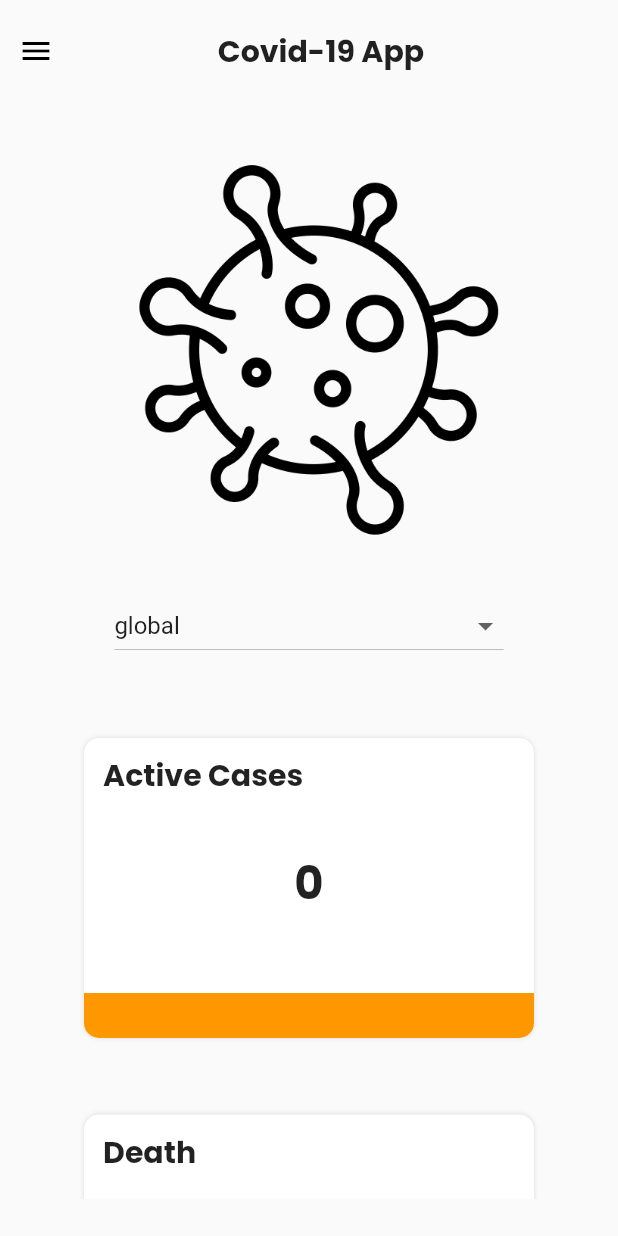
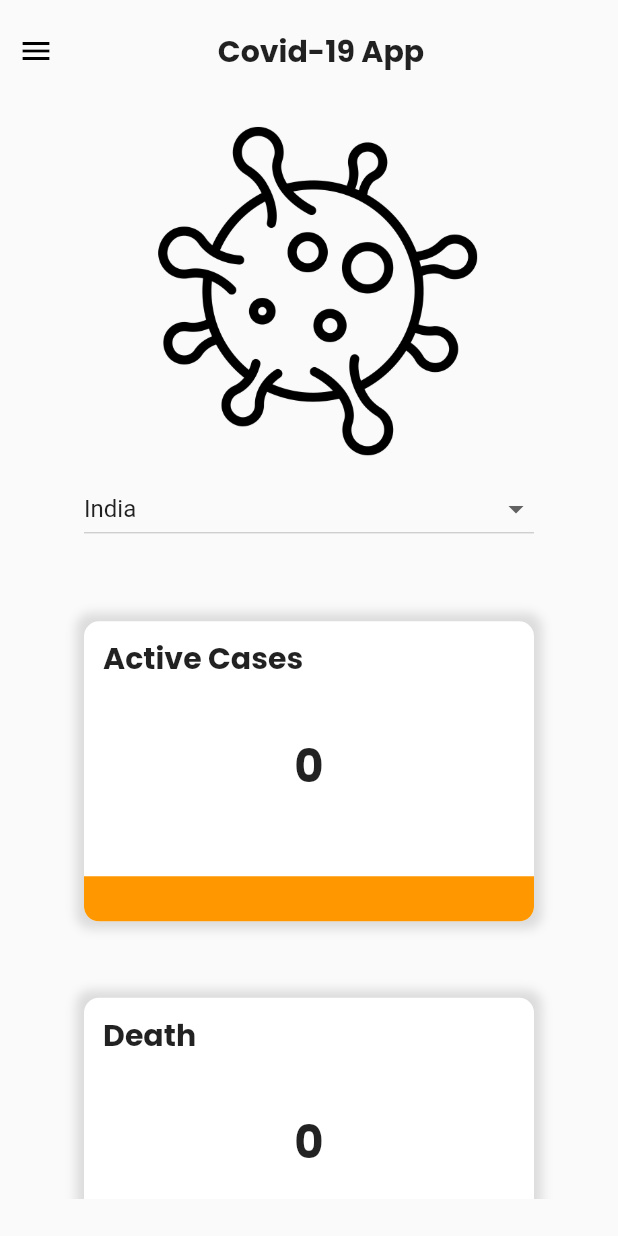
Before and after one commit to arunzuturu/coividapp, a Flutter app: the Home screen opened by its route, on a phone screen of 412 x 824 dp. Run offline on Flutter 3.47's test engine with Material 2 defaults, Android fonts, the phone set to English and light mode, and no system bars; our stand-ins replace cloud_firestore, datetime_picker_formfield, firebase_auth, firebase_core, geolocator, google_fonts and 1 more; missing offline and left inert: geoflutterfire; accounts and stored records are empty; network calls fail.

Commit message:
minor ui changes

```diff
--- a/lib/routes/home.dart
+++ b/lib/routes/home.dart
@@ -26,7 +26,7 @@ class _HomeState extends State<Home> with SingleTickerProviderStateMixin {
   var recovered = 0;
   var deaths = 0;
   var countries = [
-    'global',
+    'Global',
     'Afghanistan',
     'Albania',
     'Algeria',
@@ -221,7 +221,7 @@ class _HomeState extends State<Home> with SingleTickerProviderStateMixin {
     'Zimbabwe'
   ];
   var data = "";
-  var dropdownValue = "global";
+  var dropdownValue = "India";
   final auth = FirebaseAuth.instance;
   dynamic latitude;
   dynamic longitude;
@@ -333,12 +333,15 @@ class _HomeState extends State<Home> with SingleTickerProviderStateMixin {
                         children: [
                           Center(
                             child: Image(
-                              width: 325,
-                              height: 325,
+                              width: width,
+                              height: height*0.3,
                               image: AssetImage("assets/corona.png"),
                             ),
                           ),
-                          DropdownButton(
+                          Container(
+                            width: 300,
+                            child: DropdownButton(
+                                isExpanded: true,
                                 value: dropdownValue,
                                 hint: Text('Select country'),
                                 onChanged: (String? newvalue) {
@@ -361,6 +364,7 @@ class _HomeState extends State<Home> with SingleTickerProviderStateMixin {
                                     child: Text(value),
                                   );
                                 }).toList()),
+                          ),
                           SizedBox(
                             height: 20,
                           ),
@@ -378,8 +382,8 @@ class _HomeState extends State<Home> with SingleTickerProviderStateMixin {
                                       boxShadow: [
                                         BoxShadow(
                                             color: Colors.black12,
-                                            blurRadius: 2.0,
-                                            spreadRadius: 0.0,
+                                            blurRadius: 5.0,
+                                            spreadRadius: 5.0,
                                             offset: Offset(0.0, 0.0))
                                       ]),
                                   child: Column(
@@ -439,8 +443,8 @@ class _HomeState extends State<Home> with SingleTickerProviderStateMixin {
                                       boxShadow: [
                                         BoxShadow(
                                             color: Colors.black12,
-                                            blurRadius: 2.0,
-                                            spreadRadius: 0.0,
+                                            blurRadius: 5.0,
+                                            spreadRadius: 5.0,
                                             offset: Offset(0.0, 0.0))
                                       ]),
                                   child: Column(
```
Lines whose indentation alone changed are shown as unchanged.
